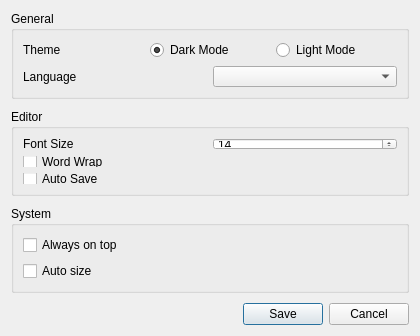
Above: src/UI/preferences.ui from kubaj510/QNotes before the change. Below: the same form after it.
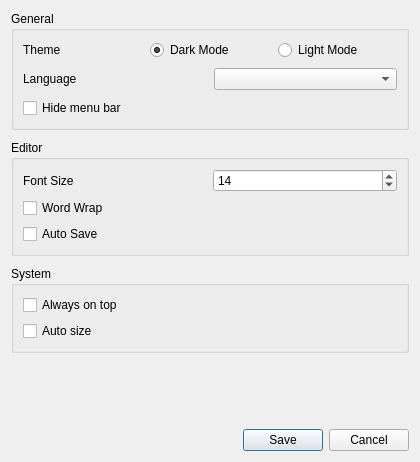
That is the form after the change.

Commit message: add hideMenuBar button to preferences window

Patch:
```diff
--- a/src/UI/preferences.ui
+++ b/src/UI/preferences.ui
@@ -7,13 +7,19 @@
     <x>0</x>
     <y>0</y>
     <width>420</width>
-    <height>336</height>
+    <height>462</height>
    </rect>
   </property>
+  <property name="sizePolicy">
+   <sizepolicy hsizetype="Preferred" vsizetype="Preferred">
+    <horstretch>0</horstretch>
+    <verstretch>0</verstretch>
+   </sizepolicy>
+  </property>
   <property name="minimumSize">
    <size>
     <width>420</width>
-    <height>330</height>
+    <height>462</height>
    </size>
   </property>
   <property name="windowTitle">
@@ -25,10 +31,19 @@
    </property>
    <item>
     <widget class="QGroupBox" name="generalSection">
+     <property name="sizePolicy">
+      <sizepolicy hsizetype="Preferred" vsizetype="Preferred">
+       <horstretch>0</horstretch>
+       <verstretch>0</verstretch>
+      </sizepolicy>
+     </property>
      <property name="title">
       <string>General</string>
      </property>
      <layout class="QVBoxLayout" name="verticalLayout">
+      <property name="spacing">
+       <number>8</number>
+      </property>
       <item>
        <layout class="QHBoxLayout" name="horizontalLayout">
         <item>
@@ -71,6 +86,16 @@
         </item>
        </layout>
       </item>
+      <item>
+       <widget class="QCheckBox" name="hideMenuBar">
+        <property name="text">
+         <string>Hide menu bar</string>
+        </property>
+        <property name="checked">
+         <bool>false</bool>
+        </property>
+       </widget>
+      </item>
      </layout>
     </widget>
    </item>
@@ -109,6 +134,9 @@
         <property name="text">
          <string>Word Wrap</string>
         </property>
+        <property name="checked">
+         <bool>false</bool>
+        </property>
        </widget>
       </item>
       <item>
```
